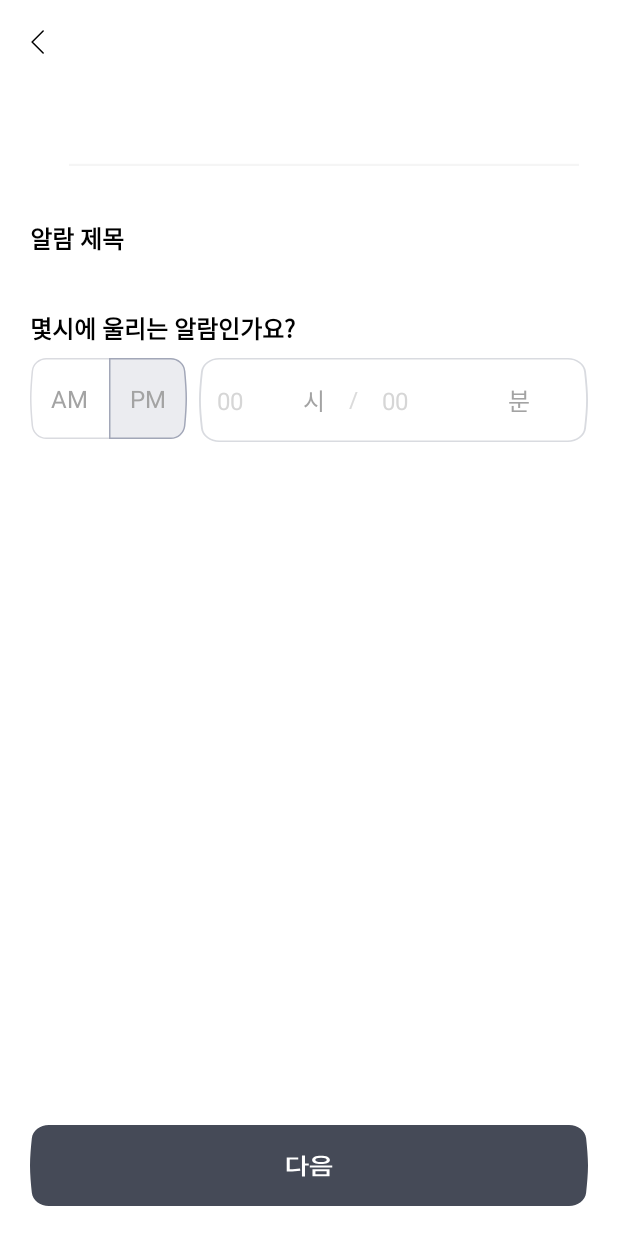
After one commit to bentleypark/AlioUlio, an Android app built with Jetpack Compose: the RegularAlarmDateTimeSelectionFragment screen opened directly, with no data from a screen before it, on a phone screen of 412 x 824 dp. The commit adds this screen. Run offline under Robolectric (Android 15) with nearby library versions, the phone set to English and light mode, and no system bars; our stand-ins replace Dagger/Hilt's generated code, Timber, data binding; Roboto replaces fonts that are not available here.

Commit message:
알람 타입에 따라서 알람 생성 화면 분기 처리

```diff
--- a/app/src/main/java/com/alio/ulio/MainActivity.kt
+++ b/app/src/main/java/com/alio/ulio/MainActivity.kt
@@ -56,6 +56,10 @@ private fun RequiresRecordVoicePermission(
         android.Manifest.permission.RECORD_AUDIO
     )
 
+    val readExternalStoragePermissionState = rememberPermissionState(
+        android.Manifest.permission.READ_EXTERNAL_STORAGE
+    )
+
     val lifecycleOwner = LocalLifecycleOwner.current
     DisposableEffect(
         key1 = lifecycleOwner,
@@ -63,6 +67,7 @@ private fun RequiresRecordVoicePermission(
             val observer = LifecycleEventObserver { _, event ->
                 if (event == Lifecycle.Event.ON_START) {
                     recordVoicePermissionState.launchPermissionRequest()
+                    readExternalStoragePermissionState.launchPermissionRequest()
                 }
             }
             lifecycleOwner.lifecycle.addObserver(observer)
--- a/app/src/main/java/com/alio/ulio/ui/alarm/AlarmTypeSelectUi.kt
+++ b/app/src/main/java/com/alio/ulio/ui/alarm/AlarmTypeSelectUi.kt
@@ -79,7 +79,7 @@ fun AlarmTypeSelectList() {
             R.drawable.ic_alarm_type_one_time
         ),
         AlarmSelectionType(
-            AlarmType.Onetime,
+            AlarmType.Regular,
             R.drawable.ic_alarm_type_regular_title,
             R.drawable.ic_alarm_type_regular
         )
--- a/app/src/main/java/com/alio/ulio/ui/alarm/MakeAlarmActivity.kt
+++ b/app/src/main/java/com/alio/ulio/ui/alarm/MakeAlarmActivity.kt
@@ -9,6 +9,8 @@ import androidx.activity.viewModels
 import androidx.lifecycle.Lifecycle
 import androidx.lifecycle.lifecycleScope
 import androidx.lifecycle.repeatOnLifecycle
+import androidx.navigation.findNavController
+import com.alio.ulio.R
 import com.alio.ulio.databinding.ActivityMakeAlarmBinding
 import dagger.hilt.android.AndroidEntryPoint
 import kotlinx.coroutines.flow.collect
@@ -27,7 +29,23 @@ class MakeAlarmActivity : AppCompatActivity() {
         super.onCreate(savedInstanceState)
         setContentView(viewBinding.root)
 
+        handleIntent()
         observeViewModel()
+    }
+
+    private fun handleIntent() {
+        val alarmType = intent.getStringExtra(ALARM_TYPE)
+
+        val navController = findNavController(R.id.navHost)
+        val navInflater = navController.navInflater
+        val navGraph = navInflater.inflate(R.navigation.nav_graph_alarm)
+
+        when (alarmType) {
+            "onetime" -> navGraph.setStartDestination(R.id.onetimeAlarmDateTimeSelectionFragment)
+            else -> navGraph.setStartDestination(R.id.regularAlarmDateTimeSelectionFragment)
+        }
+
+        navController.graph = navGraph
     }
 
     private fun setTitle(title: String) {
@@ -61,19 +79,15 @@ class MakeAlarmActivity : AppCompatActivity() {
         }
     }
 
-    override fun onResume() {
-        super.onResume()
+    companion object {
+        private const val ALARM_TYPE = "ALARM_TYPE"
 
-
-    }
-
-    companion object {
         fun newIntent(
             context: Context,
             alarmType: String
         ): Intent {
             return Intent(context, MakeAlarmActivity::class.java).apply {
-
+                putExtra(ALARM_TYPE, alarmType)
             }
         }
     }
--- a/app/src/main/java/com/alio/ulio/ui/alarm/date/AlarmDateTimeSelectionFragment.kt
+++ b/app/src/main/java/com/alio/ulio/ui/alarm/date/OneTimeAlarmDateTimeSelectionFragment.kt
@@ -14,7 +14,6 @@ import com.alio.ulio.databinding.CalendarDayLayoutBinding
 import com.alio.ulio.databinding.FragmentAlarmDaySelectionBinding
 import com.alio.ulio.ext.daysOfWeekFromLocale
 import com.alio.ulio.ui.alarm.MakeAlarmViewModel
-import com.alio.ulio.ui.alarm.data.NextButtonUi
 import com.alio.ulio.ui.base.BaseViewBindingFragment
 import com.kizitonwose.calendarview.model.CalendarDay
 import com.kizitonwose.calendarview.model.CalendarMonth
@@ -32,7 +31,7 @@ import java.time.YearMonth
 import java.time.format.DateTimeFormatter
 
 @AndroidEntryPoint
-class AlarmDateTimeSelectionFragment :
+class OneTimeAlarmDateTimeSelectionFragment :
     BaseViewBindingFragment<FragmentAlarmDaySelectionBinding>(R.layout.fragment_alarm_day_selection) {
 
     private val activityViewModel: MakeAlarmViewModel by activityViewModels()
--- /dev/null
+++ b/app/src/main/java/com/alio/ulio/ui/alarm/date/RegularAlarmDateTimeSelectionFragment.kt
@@ -0,0 +1,32 @@
+package com.alio.ulio.ui.alarm.date
+
+import android.os.Bundle
+import android.view.View
+import androidx.fragment.app.activityViewModels
+import androidx.fragment.app.viewModels
+import com.alio.ulio.R
+import com.alio.ulio.databinding.FragmentRegularAlarmDateTimeSelectionBinding
+import com.alio.ulio.ui.alarm.MakeAlarmViewModel
+import com.alio.ulio.ui.base.BaseViewBindingFragment
+import dagger.hilt.android.AndroidEntryPoint
+import java.time.format.DateTimeFormatter
+
+@AndroidEntryPoint
+class RegularAlarmDateTimeSelectionFragment : BaseViewBindingFragment<FragmentRegularAlarmDateTimeSelectionBinding>(
+    R.layout.fragment_regular_alarm_date_time_selection) {
+
+    private val viewModel: RegularAlarmDateTimeSelectionViewModel by viewModels()
+    private val activityViewModel: MakeAlarmViewModel by activityViewModels()
+
+    private val monthFormatter = DateTimeFormatter.ofPattern("MMMM")
+
+    override fun onViewCreated(view: View, savedInstanceState: Bundle?) {
+        super.onViewCreated(view, savedInstanceState)
+    }
+
+    private fun setUi() {
+        activityViewModel.setTitle("알람의 조건을\n설정하세요")
+        activityViewModel.setProgressImg(R.drawable.ic_progress_line01)
+    }
+
+}
--- /dev/null
+++ b/app/src/main/java/com/alio/ulio/ui/alarm/date/RegularAlarmDateTimeSelectionViewModel.kt
@@ -0,0 +1,7 @@
+package com.alio.ulio.ui.alarm.date
+
+import androidx.lifecycle.ViewModel
+
+class RegularAlarmDateTimeSelectionViewModel : ViewModel() {
+    // TODO: Implement the ViewModel
+}
--- a/app/src/main/res/layout/activity_make_alarm.xml
+++ b/app/src/main/res/layout/activity_make_alarm.xml
@@ -37,10 +37,10 @@
         <FrameLayout
             android:layout_width="match_parent"
             android:layout_height="wrap_content"
+            android:layout_below="@id/tvTitle"
+            android:layout_alignParentStart="true"
             android:layout_marginStart="20dp"
-            android:layout_marginTop="20dp"
-            android:layout_below="@id/tvTitle"
-            android:layout_alignParentStart="true">
+            android:layout_marginTop="20dp">
 
             <ImageView
                 android:id="@+id/ivBaseProgress"
@@ -59,18 +59,16 @@
 
     </RelativeLayout>
 
-    <androidx.fragment.app.FragmentContainerView
+    <fragment
         android:id="@+id/navHost"
         android:name="androidx.navigation.fragment.NavHostFragment"
         android:layout_width="0dp"
         android:layout_height="0dp"
         app:defaultNavHost="true"
-        app:layout_behavior="@string/appbar_scrolling_view_behavior"
         app:layout_constraintBottom_toTopOf="@+id/btnNext"
         app:layout_constraintEnd_toEndOf="parent"
         app:layout_constraintStart_toStartOf="parent"
-        app:layout_constraintTop_toBottomOf="@+id/layoutToolbar"
-        app:navGraph="@navigation/nav_graph_alarm" />
+        app:layout_constraintTop_toBottomOf="@+id/layoutToolbar" />
 
     <ImageView
         android:id="@+id/btnNext"
--- /dev/null
+++ b/app/src/main/res/layout/fragment_regular_alarm_date_time_selection.xml
@@ -0,0 +1,76 @@
+<?xml version="1.0" encoding="utf-8"?>
+<layout xmlns:android="http://schemas.android.com/apk/res/android"
+    xmlns:app="http://schemas.android.com/apk/res-auto"
+    xmlns:tools="http://schemas.android.com/tools">
+
+    <data>
+
+    </data>
+
+    <androidx.core.widget.NestedScrollView
+        android:id="@+id/nestedScrollView"
+        android:layout_width="match_parent"
+        android:layout_height="match_parent"
+        android:fillViewport="true"
+        android:overScrollMode="never"
+        app:layout_constraintEnd_toEndOf="parent"
+        app:layout_constraintStart_toStartOf="parent"
+        app:layout_constraintTop_toTopOf="parent">
+
+    <androidx.constraintlayout.widget.ConstraintLayout
+        android:layout_width="match_parent"
+        android:layout_height="wrap_content">
+
+        <TextView
+            android:id="@+id/tvSectionTitle"
+            android:layout_width="wrap_content"
+            android:layout_height="wrap_content"
+            android:layout_marginStart="20dp"
+            android:layout_marginTop="36dp"
+            android:text="알람 제목"
+            android:textColor="@color/black"
+            android:textSize="16dp"
+            android:textStyle="bold"
+            app:layout_constraintStart_toStartOf="parent"
+            app:layout_constraintTop_toTopOf="parent" />
+
+
+        <TextView
+            android:id="@+id/tvTimeTitle"
+            android:layout_width="wrap_content"
+            android:layout_height="wrap_content"
+            android:layout_marginStart="20dp"
+            android:layout_marginTop="36dp"
+            android:text="몇시에 울리는 알람인가요?"
+            android:textColor="@color/black"
+            android:textSize="16dp"
+            android:textStyle="bold"
+            app:layout_constraintStart_toStartOf="parent"
+            app:layout_constraintTop_toBottomOf="@id/tvSectionTitle" />
+
+        <include
+            android:id="@+id/viewToggle"
+            layout="@layout/view_toggle"
+            android:layout_width="wrap_content"
+            android:layout_height="wrap_content"
+            android:layout_marginStart="20dp"
+            android:layout_marginTop="8dp"
+            app:layout_constraintStart_toStartOf="parent"
+            app:layout_constraintTop_toBottomOf="@id/tvTimeTitle" />
+
+        <include
+            android:id="@+id/viewInputTime"
+            layout="@layout/view_input_time"
+            android:layout_width="0dp"
+            android:layout_height="wrap_content"
+            android:layout_marginStart="8dp"
+            android:layout_marginTop="8dp"
+            android:layout_marginEnd="20dp"
+            app:layout_constraintEnd_toEndOf="parent"
+            app:layout_constraintHorizontal_bias="0.0"
+            app:layout_constraintStart_toEndOf="@+id/viewToggle"
+            app:layout_constraintTop_toBottomOf="@id/tvTimeTitle" />
+
+    </androidx.constraintlayout.widget.ConstraintLayout>
+    </androidx.core.widget.NestedScrollView>
+</layout>
--- a/app/src/main/res/layout/view_input_time.xml
+++ b/app/src/main/res/layout/view_input_time.xml
@@ -40,7 +40,7 @@
         android:layout_marginStart="16dp"
         android:fontFamily="@font/open_sans"
         android:text="/"
-        android:textColor="@color/input_text_color"
+        android:textColor="#DBDBDB"
         android:textSize="16dp"
         app:layout_constraintBottom_toBottomOf="parent"
         app:layout_constraintStart_toEndOf="@+id/tvHour"
@@ -52,7 +52,7 @@
         android:layout_height="match_parent"
         android:background="@null"
         android:hint="00"
-        android:paddingStart="12dp"
+        android:paddingStart="16dp"
         android:textAlignment="textStart"
         android:textColorHint="@color/input_hint_text_color"
         android:textSize="16dp"
--- a/app/src/main/res/navigation/nav_graph_alarm.xml
+++ b/app/src/main/res/navigation/nav_graph_alarm.xml
@@ -1,13 +1,12 @@
 <?xml version="1.0" encoding="utf-8"?>
 <navigation xmlns:android="http://schemas.android.com/apk/res/android"
     xmlns:app="http://schemas.android.com/apk/res-auto"
-    android:id="@+id/nav_graph_alarm"
-    app:startDestination="@id/alarmDateTimeSelectionFragment">
+    android:id="@+id/nav_graph_alarm">
 
     <fragment
-        android:id="@+id/alarmDateTimeSelectionFragment"
-        android:name="com.alio.ulio.ui.alarm.date.AlarmDateTimeSelectionFragment"
-        android:label="AlarmDateTimeSelectionFragment" >
+        android:id="@+id/onetimeAlarmDateTimeSelectionFragment"
+        android:name="com.alio.ulio.ui.alarm.date.OneTimeAlarmDateTimeSelectionFragment"
+        android:label="AlarmDateTimeSelectionFragment">
         <action
             android:id="@+id/action_alarmDateTimeSelectionFragment_to_recordAlarmFragment"
             app:destination="@id/recordAlarmFragment" />
@@ -16,4 +15,12 @@
         android:id="@+id/recordAlarmFragment"
         android:name="com.alio.ulio.ui.alarm.record.RecordAlarmFragment"
         android:label="RecordAlarmFragment" />
+    <fragment
+        android:id="@+id/regularAlarmDateTimeSelectionFragment"
+        android:name="com.alio.ulio.ui.alarm.date.RegularAlarmDateTimeSelectionFragment"
+        android:label="RegularAlarmDateTimeSelectionFragment">
+        <action
+            android:id="@+id/action_regularAlarmDateTimeSelectionFragment_to_recordAlarmFragment"
+            app:destination="@id/recordAlarmFragment" />
+    </fragment>
 </navigation>
--- a/build.gradle
+++ b/build.gradle
@@ -1,6 +1,6 @@
 buildscript {
     ext {
-        compose_version = '1.1.0-beta01'
+        compose_version = '1.1.0-rc01'
         hilt_version = '2.40.1'
     }
     dependencies {
@@ -10,7 +10,7 @@ buildscript {
 plugins {
     id 'com.android.application' version '7.0.4' apply false
     id 'com.android.library' version '7.0.4' apply false
-    id 'org.jetbrains.kotlin.android' version '1.5.31' apply false
+    id 'org.jetbrains.kotlin.android' version '1.6.0' apply false
 }
 
 task clean(type: Delete) {
--- a/buildSrc/src/main/java/com/alio/ulio/buildsrc/Dependencies.kt
+++ b/buildSrc/src/main/java/com/alio/ulio/buildsrc/Dependencies.kt
@@ -57,7 +57,7 @@ object Libs {
 
         object Compose {
             const val snapshot = ""
-            const val version = "1.1.0-beta01"
+            const val version = "1.1.0-rc01"
 
             const val foundation = "androidx.compose.foundation:foundation:${version}"
             const val layout = "androidx.compose.foundation:foundation-layout:${version}"
```
